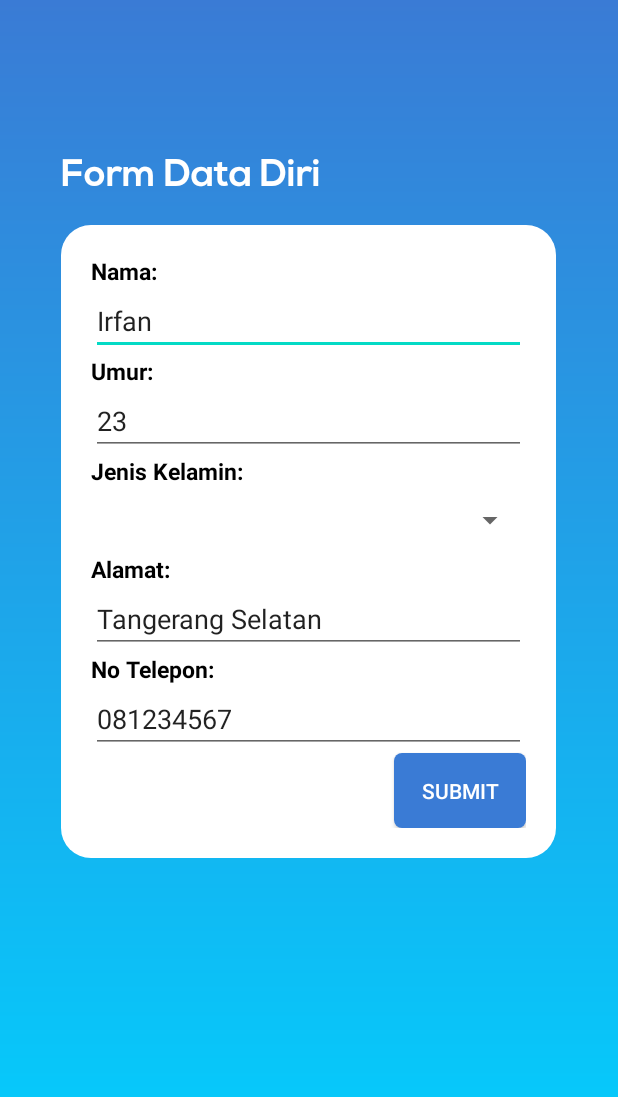
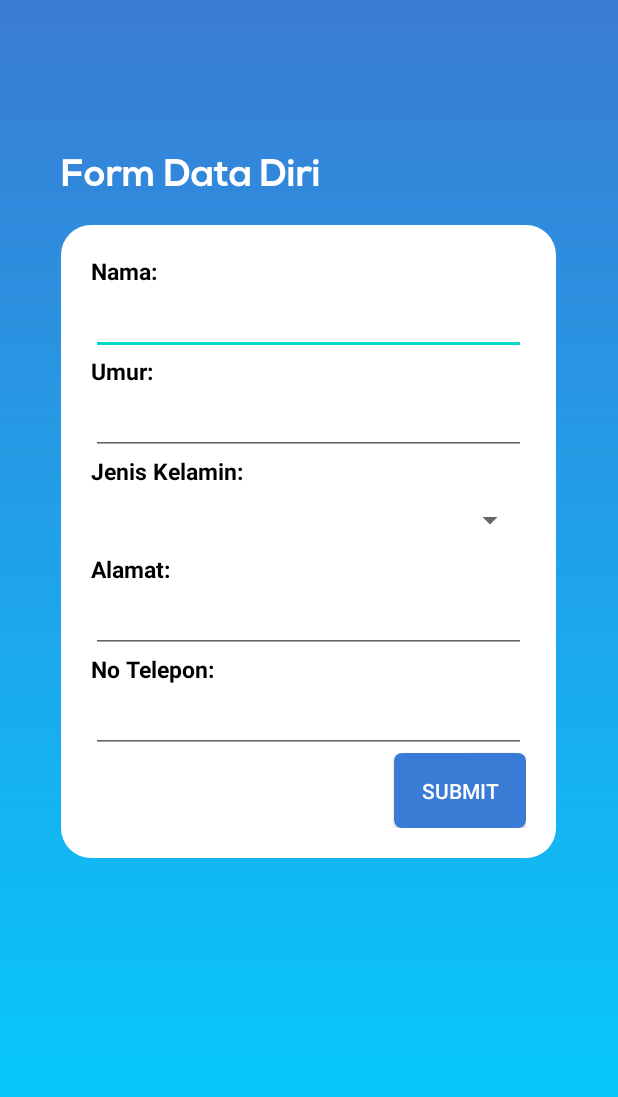
Before and after one commit to irfantpi/rambutrontok, an Android app: the screen it shows after launch (DiagnosaActivity), after a tap on "Diagnosa", on a phone screen of 412 x 824 dp. Shown: the top 1097 px of the screen. Run offline under Robolectric (Android 15) with nearby library versions, the phone set to English and light mode, and no system bars.

Commit message:
final fitur

```diff
--- a/app/src/main/java/com/example/irfan/sistempakar/HomeActivity.java
+++ b/app/src/main/java/com/example/irfan/sistempakar/HomeActivity.java
@@ -58,6 +58,7 @@ public class HomeActivity extends AppCompatActivity {
         menuTentang.setOnClickListener(new View.OnClickListener() {
             @Override
             public void onClick(View v) {
+                Toast.makeText(HomeActivity.this, "Tentang Aplikasi Menu", Toast.LENGTH_SHORT).show();
                 Intent intent = new Intent(getApplicationContext(), AboutActivity.class);
                 startActivity(intent);
             }
--- a/app/src/main/java/com/example/irfan/sistempakar/activity_diagnosa/ResultFragment.java
+++ b/app/src/main/java/com/example/irfan/sistempakar/activity_diagnosa/ResultFragment.java
@@ -153,7 +153,7 @@ public class ResultFragment extends Fragment {
             rvSolusi.setAdapter(solusiListAdapter);
         }
 
-        Toast.makeText(view.getContext(), String.valueOf(idUser), Toast.LENGTH_SHORT).show();
+        //Toast.makeText(view.getContext(), String.valueOf(idUser), Toast.LENGTH_SHORT).show();
         return view;
     }
 }
--- a/app/src/main/java/com/example/irfan/sistempakar/adapter/HistoryAdapter.java
+++ b/app/src/main/java/com/example/irfan/sistempakar/adapter/HistoryAdapter.java
@@ -79,7 +79,7 @@ public class HistoryAdapter extends RecyclerView.Adapter<HistoryAdapter.ViewHold
         holder.imgDelete.setOnClickListener(new View.OnClickListener() {
             @Override
             public void onClick(View v) {
-                Toast.makeText(context, String.valueOf(modelHistory.get(position).getIdUser()), Toast.LENGTH_SHORT).show();
+                //Toast.makeText(context, String.valueOf(modelHistory.get(position).getIdUser()), Toast.LENGTH_SHORT).show();
                 AlertDialog.Builder builder = new AlertDialog.Builder(v.getRootView().getContext(), R.style.Theme_AppCompat_Dialog_Alert);
 
                 builder.setTitle("Peringatan");
--- a/app/src/main/res/layout/fragment_data_diri.xml
+++ b/app/src/main/res/layout/fragment_data_diri.xml
@@ -86,7 +86,6 @@
                         android:id="@+id/dd_nama"
                         android:layout_width="match_parent"
                         android:layout_height="wrap_content"
-                        android:text="Irfan"
                         />
                     <TextView
                         android:layout_width="match_parent"
@@ -101,7 +100,6 @@
                         android:layout_width="match_parent"
                         android:layout_height="wrap_content"
                         android:inputType="number"
-                        android:text="23"
                         />
                     <TextView
                         android:layout_width="match_parent"
@@ -131,7 +129,6 @@
                         android:id="@+id/dd_alamat"
                         android:layout_width="match_parent"
                         android:layout_height="wrap_content"
-                        android:text="Tangerang Selatan"
                         />
                     <TextView
                         android:layout_width="match_parent"
@@ -146,7 +143,6 @@
                         android:layout_width="match_parent"
                         android:layout_height="wrap_content"
                         android:inputType="phone"
-                        android:text="081234567"
                         />
 
                     <androidx.appcompat.widget.AppCompatButton
```
Also changed, not shown: app/src/main/java/com/example/irfan/sistempakar/activity_diagnosa/DiagnosaFragment.java (+5 -5 lines).
